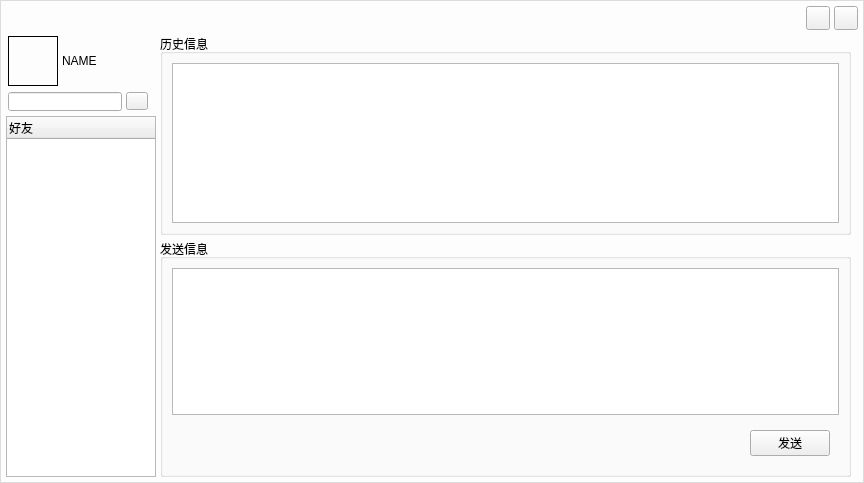
Qt form chat_widget.ui (HarvdISHERE/IMClient) before a commit.
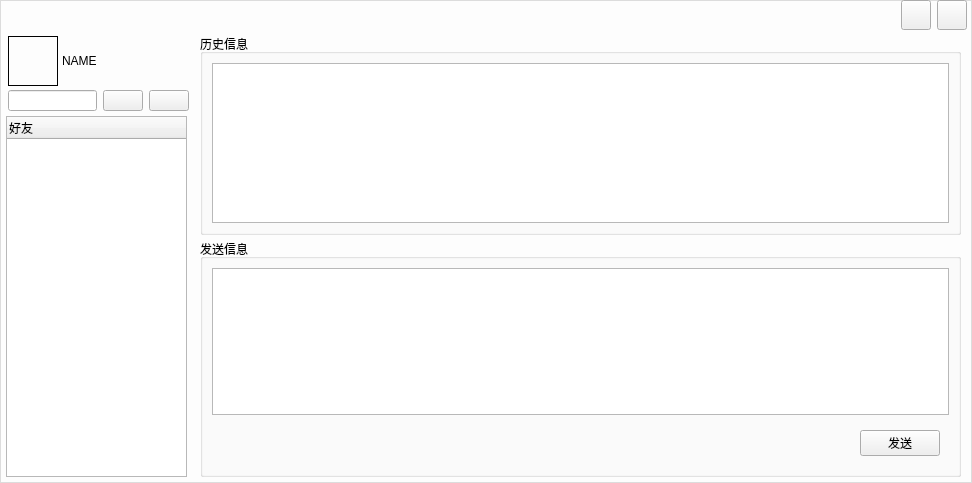
The same form after that commit. Icons and pictures are not drawn.

```diff
--- a/chat_widget.ui
+++ b/chat_widget.ui
@@ -6,7 +6,7 @@
    <rect>
     <x>0</x>
     <y>0</y>
-    <width>864</width>
+    <width>972</width>
     <height>483</height>
    </rect>
   </property>
@@ -19,88 +19,18 @@
     background-color: #FDFDFD;
 }</string>
   </property>
-  <widget class="QPushButton" name="close_pushButton">
-   <property name="geometry">
-    <rect>
-     <x>834</x>
-     <y>6</y>
-     <width>24</width>
-     <height>24</height>
-    </rect>
-   </property>
-   <property name="minimumSize">
-    <size>
-     <width>24</width>
-     <height>24</height>
-    </size>
-   </property>
-   <property name="maximumSize">
-    <size>
-     <width>24</width>
-     <height>24</height>
-    </size>
-   </property>
-   <property name="text">
-    <string/>
-   </property>
-   <property name="icon">
-    <iconset resource="resource.qrc">
-     <normaloff>:/common/resource/common/ic_close_white.png</normaloff>:/common/resource/common/ic_close_white.png</iconset>
-   </property>
-   <property name="iconSize">
-    <size>
-     <width>24</width>
-     <height>24</height>
-    </size>
-   </property>
-  </widget>
-  <widget class="QPushButton" name="min_pushButton">
-   <property name="geometry">
-    <rect>
-     <x>806</x>
-     <y>6</y>
-     <width>24</width>
-     <height>24</height>
-    </rect>
-   </property>
-   <property name="minimumSize">
-    <size>
-     <width>24</width>
-     <height>24</height>
-    </size>
-   </property>
-   <property name="maximumSize">
-    <size>
-     <width>24</width>
-     <height>24</height>
-    </size>
-   </property>
-   <property name="text">
-    <string/>
-   </property>
-   <property name="icon">
-    <iconset resource="resource.qrc">
-     <normaloff>:/common/resource/common/ic_min_white.png</normaloff>:/common/resource/common/ic_min_white.png</iconset>
-   </property>
-   <property name="iconSize">
-    <size>
-     <width>24</width>
-     <height>24</height>
-    </size>
-   </property>
-  </widget>
   <widget class="QTreeWidget" name="friend_treeWidget">
    <property name="geometry">
     <rect>
      <x>6</x>
      <y>116</y>
-     <width>150</width>
+     <width>181</width>
      <height>361</height>
     </rect>
    </property>
    <property name="maximumSize">
     <size>
-     <width>150</width>
+     <width>200</width>
      <height>16777215</height>
     </size>
    </property>
@@ -113,9 +43,9 @@
   <widget class="QGroupBox" name="groupBox_2">
    <property name="geometry">
     <rect>
-     <x>160</x>
+     <x>200</x>
      <y>239</y>
-     <width>691</width>
+     <width>761</width>
      <height>238</height>
     </rect>
    </property>
@@ -157,9 +87,9 @@
   <widget class="QGroupBox" name="groupBox">
    <property name="geometry">
     <rect>
-     <x>160</x>
+     <x>200</x>
      <y>34</y>
-     <width>691</width>
+     <width>761</width>
      <height>201</height>
     </rect>
    </property>
@@ -183,45 +113,6 @@
     </item>
    </layout>
   </widget>
-  <widget class="QLineEdit" name="search_friend">
-   <property name="geometry">
-    <rect>
-     <x>8</x>
-     <y>92</y>
-     <width>114</width>
-     <height>19</height>
-    </rect>
-   </property>
-   <property name="sizePolicy">
-    <sizepolicy hsizetype="Fixed" vsizetype="Fixed">
-     <horstretch>0</horstretch>
-     <verstretch>0</verstretch>
-    </sizepolicy>
-   </property>
-  </widget>
-  <widget class="QPushButton" name="addfriend_pushButton">
-   <property name="geometry">
-    <rect>
-     <x>126</x>
-     <y>92</y>
-     <width>22</width>
-     <height>18</height>
-    </rect>
-   </property>
-   <property name="sizePolicy">
-    <sizepolicy hsizetype="Fixed" vsizetype="Fixed">
-     <horstretch>0</horstretch>
-     <verstretch>0</verstretch>
-    </sizepolicy>
-   </property>
-   <property name="text">
-    <string/>
-   </property>
-   <property name="icon">
-    <iconset resource="resource.qrc">
-     <normaloff>:/common/resource/common/ic_user_add.png</normaloff>:/common/resource/common/ic_user_add.png</iconset>
-   </property>
-  </widget>
   <widget class="QLabel" name="username_label">
    <property name="geometry">
     <rect>
@@ -299,6 +190,136 @@
     </size>
    </property>
   </widget>
+  <widget class="QWidget" name="layoutWidget">
+   <property name="geometry">
+    <rect>
+     <x>8</x>
+     <y>90</y>
+     <width>181</width>
+     <height>21</height>
+    </rect>
+   </property>
+   <layout class="QHBoxLayout" name="horizontalLayout_2">
+    <item>
+     <widget class="QLineEdit" name="search_friend">
+      <property name="sizePolicy">
+       <sizepolicy hsizetype="Fixed" vsizetype="Fixed">
+        <horstretch>0</horstretch>
+        <verstretch>0</verstretch>
+       </sizepolicy>
+      </property>
+     </widget>
+    </item>
+    <item>
+     <widget class="QPushButton" name="delete_Button">
+      <property name="text">
+       <string/>
+      </property>
+      <property name="icon">
+       <iconset theme="QIcon::ThemeIcon::EditDelete"/>
+      </property>
+     </widget>
+    </item>
+    <item>
+     <widget class="QPushButton" name="addfriend_pushButton">
+      <property name="sizePolicy">
+       <sizepolicy hsizetype="Fixed" vsizetype="Fixed">
+        <horstretch>0</horstretch>
+        <verstretch>0</verstretch>
+       </sizepolicy>
+      </property>
+      <property name="text">
+       <string/>
+      </property>
+      <property name="icon">
+       <iconset resource="resource.qrc">
+        <normaloff>:/common/resource/common/ic_user_add.png</normaloff>:/common/resource/common/ic_user_add.png</iconset>
+      </property>
+     </widget>
+    </item>
+   </layout>
+  </widget>
+  <widget class="QWidget" name="layoutWidget">
+   <property name="geometry">
+    <rect>
+     <x>6</x>
+     <y>0</y>
+     <width>961</width>
+     <height>31</height>
+    </rect>
+   </property>
+   <layout class="QHBoxLayout" name="horizontalLayout_4">
+    <item>
+     <spacer name="horizontalSpacer">
+      <property name="orientation">
+       <enum>Qt::Orientation::Horizontal</enum>
+      </property>
+      <property name="sizeHint" stdset="0">
+       <size>
+        <width>759</width>
+        <height>20</height>
+       </size>
+      </property>
+     </spacer>
+    </item>
+    <item>
+     <widget class="QPushButton" name="min_pushButton">
+      <property name="minimumSize">
+       <size>
+        <width>30</width>
+        <height>30</height>
+       </size>
+      </property>
+      <property name="maximumSize">
+       <size>
+        <width>30</width>
+        <height>30</height>
+       </size>
+      </property>
+      <property name="text">
+       <string/>
+      </property>
+      <property name="icon">
+       <iconset theme="QIcon::ThemeIcon::ListRemove"/>
+      </property>
+      <property name="iconSize">
+       <size>
+        <width>24</width>
+        <height>24</height>
+       </size>
+      </property>
+     </widget>
+    </item>
+    <item>
+     <widget class="QPushButton" name="close_pushButton">
+      <property name="minimumSize">
+       <size>
+        <width>30</width>
+        <height>30</height>
+       </size>
+      </property>
+      <property name="maximumSize">
+       <size>
+        <width>30</width>
+        <height>30</height>
+       </size>
+      </property>
+      <property name="text">
+       <string/>
+      </property>
+      <property name="icon">
+       <iconset theme="QIcon::ThemeIcon::EditClear"/>
+      </property>
+      <property name="iconSize">
+       <size>
+        <width>24</width>
+        <height>24</height>
+       </size>
+      </property>
+     </widget>
+    </item>
+   </layout>
+  </widget>
  </widget>
  <resources>
   <include location="resource.qrc"/>
```
